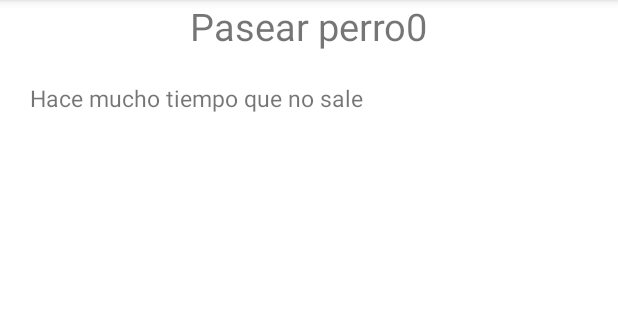
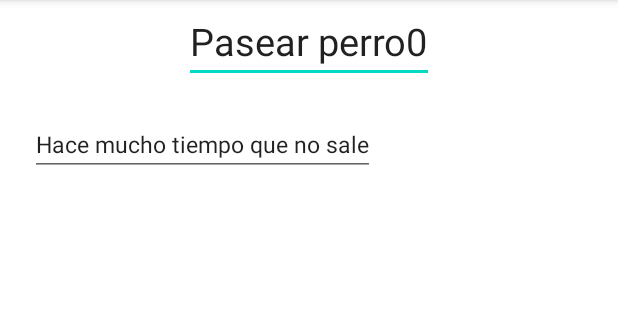
Before and after one commit to apuig1980/SimpleNotes, an Android app: the screen it shows after launch (DetailNoteActivity), after a tap on an icon or button, on a phone screen of 412 x 824 dp, the part 84-404 px from its top. Run offline under Robolectric (Android 15) with nearby library versions, the phone set to English and light mode, and no system bars.

Commit message:
Added edit to note

```diff
--- a/app/src/main/java/com/toni/notes/notes/NotesAdapter.java
+++ b/app/src/main/java/com/toni/notes/notes/NotesAdapter.java
@@ -58,11 +58,6 @@ public class NotesAdapter extends RecyclerView.Adapter<NoteViewHolder> {
     }
 
 
-
-    private void refreshView() {
-
-    }
-
     @Override
     public int getItemCount() {
         return notes.size();
--- a/app/src/main/res/layout/activity_note_detail.xml
+++ b/app/src/main/res/layout/activity_note_detail.xml
@@ -6,7 +6,7 @@
     android:layout_width="match_parent"
     android:layout_height="match_parent">
 
-    <TextView
+    <EditText
         android:id="@+id/tvNoteTitle"
         android:layout_width="wrap_content"
         android:layout_height="wrap_content"
@@ -15,7 +15,7 @@
         android:text="NOTA"
         android:textSize="25sp" />
 
-    <TextView
+    <EditText
         android:id="@+id/tvNoteBody"
         android:gravity="top"
         android:text="Descipción de la nota"
@@ -24,4 +24,5 @@
         android:layout_width="wrap_content"
         android:layout_height="wrap_content"/>
 
+
 </LinearLayout>
```
Also changed, not shown: 9 other files.
